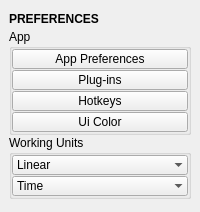
This is tentacle/ui/preferences.ui in m3trik/tentacle as Qt 5 draws it before an edit. The edited form follows.
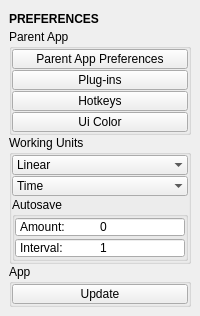
This is the edited form. Custom widgets are drawn as their Qt base class.

```diff
--- a/tentacle/ui/preferences.ui
+++ b/tentacle/ui/preferences.ui
@@ -10,7 +10,7 @@
     <x>0</x>
     <y>0</y>
     <width>200</width>
-    <height>212</height>
+    <height>307</height>
    </rect>
   </property>
   <property name="windowTitle">
@@ -58,9 +58,9 @@
        </widget>
       </item>
       <item>
-       <widget class="QGroupBox" name="app">
+       <widget class="QGroupBox" name="parent_app">
         <property name="title">
-         <string>App</string>
+         <string>Parent App</string>
         </property>
         <layout class="QVBoxLayout" name="verticalLayout_3">
          <property name="spacing">
@@ -93,7 +93,7 @@
             </size>
            </property>
            <property name="text">
-            <string>App Preferences</string>
+            <string>Parent App Preferences</string>
            </property>
           </widget>
          </item>
@@ -248,6 +248,138 @@
              <string>Time</string>
             </property>
            </item>
+          </widget>
+         </item>
+         <item>
+          <widget class="QGroupBox" name="autosave">
+           <property name="title">
+            <string>Autosave</string>
+           </property>
+           <layout class="QVBoxLayout" name="verticalLayout_6">
+            <property name="spacing">
+             <number>1</number>
+            </property>
+            <property name="leftMargin">
+             <number>0</number>
+            </property>
+            <property name="topMargin">
+             <number>0</number>
+            </property>
+            <property name="rightMargin">
+             <number>0</number>
+            </property>
+            <property name="bottomMargin">
+             <number>0</number>
+            </property>
+            <item>
+             <widget class="QSpinBox" name="s000">
+              <property name="minimumSize">
+               <size>
+                <width>0</width>
+                <height>20</height>
+               </size>
+              </property>
+              <property name="maximumSize">
+               <size>
+                <width>16777215</width>
+                <height>20</height>
+               </size>
+              </property>
+              <property name="toolTip">
+               <string>&lt;html&gt;&lt;head/&gt;&lt;body&gt;&lt;p&gt;The number of autosave files to retain.&lt;/p&gt;&lt;p&gt;An amount of 0 will deactivate autosave.&lt;/p&gt;&lt;/body&gt;&lt;/html&gt;</string>
+              </property>
+              <property name="buttonSymbols">
+               <enum>QAbstractSpinBox::NoButtons</enum>
+              </property>
+              <property name="prefix">
+               <string>Amount:	</string>
+              </property>
+              <property name="minimum">
+               <number>0</number>
+              </property>
+              <property name="maximum">
+               <number>100</number>
+              </property>
+             </widget>
+            </item>
+            <item>
+             <widget class="QSpinBox" name="s001">
+              <property name="minimumSize">
+               <size>
+                <width>0</width>
+                <height>20</height>
+               </size>
+              </property>
+              <property name="maximumSize">
+               <size>
+                <width>16777215</width>
+                <height>20</height>
+               </size>
+              </property>
+              <property name="toolTip">
+               <string>The autosave interval in minutes.</string>
+              </property>
+              <property name="buttonSymbols">
+               <enum>QAbstractSpinBox::NoButtons</enum>
+              </property>
+              <property name="prefix">
+               <string>Interval:	</string>
+              </property>
+              <property name="minimum">
+               <number>1</number>
+              </property>
+              <property name="maximum">
+               <number>60</number>
+              </property>
+             </widget>
+            </item>
+           </layout>
+          </widget>
+         </item>
+        </layout>
+       </widget>
+      </item>
+      <item>
+       <widget class="QGroupBox" name="app">
+        <property name="title">
+         <string>App</string>
+        </property>
+        <layout class="QVBoxLayout" name="verticalLayout_5">
+         <property name="spacing">
+          <number>1</number>
+         </property>
+         <property name="leftMargin">
+          <number>0</number>
+         </property>
+         <property name="topMargin">
+          <number>0</number>
+         </property>
+         <property name="rightMargin">
+          <number>0</number>
+         </property>
+         <property name="bottomMargin">
+          <number>0</number>
+         </property>
+         <item>
+          <widget class="QPushButton" name="b000">
+           <property name="minimumSize">
+            <size>
+             <width>0</width>
+             <height>20</height>
+            </size>
+           </property>
+           <property name="maximumSize">
+            <size>
+             <width>16777215</width>
+             <height>20</height>
+            </size>
+           </property>
+           <property name="toolTip">
+            <string>Updates this app to the latest version.</string>
+           </property>
+           <property name="text">
+            <string>Update</string>
+           </property>
           </widget>
          </item>
         </layout>
```
